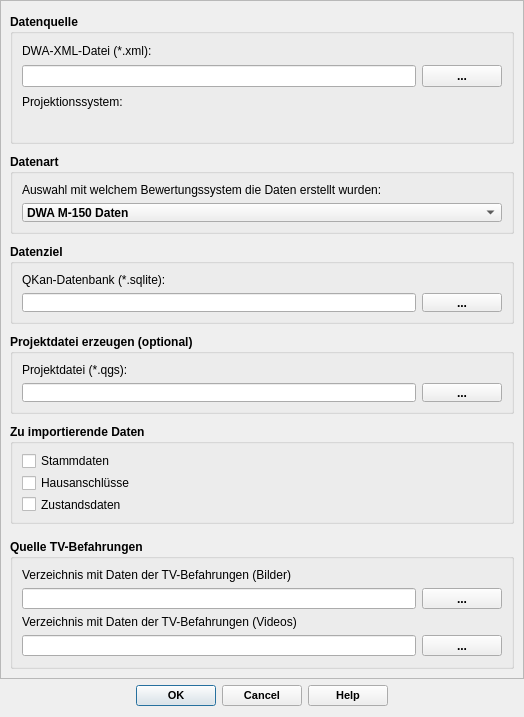
Qt form qkan/m145porter/res/xml_import_dialog_base.ui (SonkeHoffmann/QKan-1) before a commit.
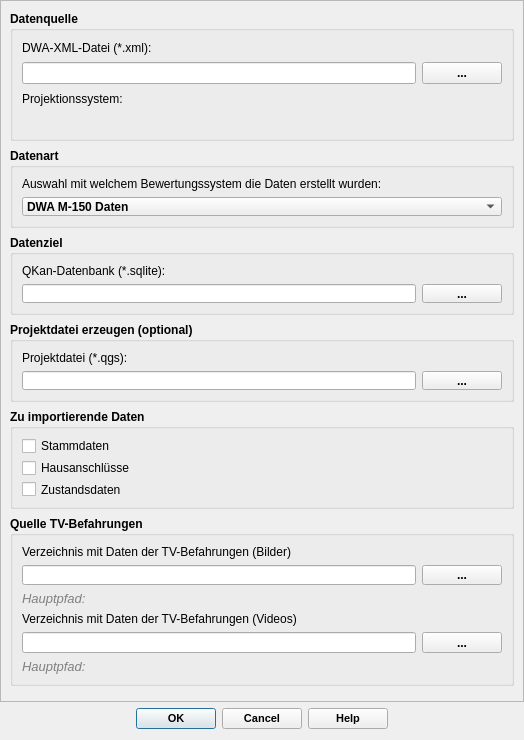
The same form after that commit. Custom widgets are drawn as their Qt base class.

Diff of the .ui file:
```diff
--- a/qkan/m145porter/res/xml_import_dialog_base.ui
+++ b/qkan/m145porter/res/xml_import_dialog_base.ui
@@ -7,7 +7,7 @@
     <x>0</x>
     <y>0</y>
     <width>524</width>
-    <height>717</height>
+    <height>740</height>
    </rect>
   </property>
   <property name="minimumSize">
@@ -55,7 +55,7 @@
         <x>0</x>
         <y>0</y>
         <width>522</width>
-        <height>677</height>
+        <height>700</height>
        </rect>
       </property>
       <layout class="QVBoxLayout" name="verticalLayout_3">
@@ -492,13 +492,13 @@
          <property name="minimumSize">
           <size>
            <width>0</width>
-           <height>130</height>
+           <height>170</height>
           </size>
          </property>
          <property name="maximumSize">
           <size>
            <width>16777215</width>
-           <height>120</height>
+           <height>170</height>
           </size>
          </property>
          <property name="font">
@@ -550,6 +550,7 @@
               <property name="font">
                <font>
                 <family>Tahoma</family>
+                <pointsize>10</pointsize>
                 <weight>50</weight>
                 <bold>false</bold>
                </font>
@@ -574,6 +575,34 @@
             </item>
            </layout>
           </item>
+          <item>
+           <widget class="QLabel" name="lf_rootFotos">
+            <property name="font">
+             <font>
+              <family>Tahoma</family>
+              <pointsize>10</pointsize>
+              <weight>50</weight>
+              <italic>true</italic>
+              <bold>false</bold>
+             </font>
+            </property>
+            <property name="toolTip">
+             <string>&lt;html&gt;&lt;head/&gt;&lt;body&gt;&lt;p&gt;Hauptpfad zu den Verzeichnissen mit allen Fotos. Bearbeitung über QKan-Menü &amp;quot;Optionen&amp;quot;&lt;/p&gt;&lt;/body&gt;&lt;/html&gt;</string>
+            </property>
+            <property name="statusTip">
+             <string>Hauptpfad zu den Verzeichnissen mit allen Fotos. Bearbeitung über QKan-Menü &quot;Optionen&quot;</string>
+            </property>
+            <property name="styleSheet">
+             <string notr="true">color: rgb(128, 128, 128);</string>
+            </property>
+            <property name="text">
+             <string>Hauptpfad: </string>
+            </property>
+            <property name="alignment">
+             <set>Qt::AlignLeading|Qt::AlignLeft|Qt::AlignVCenter</set>
+            </property>
+           </widget>
+          </item>
           <item>
            <widget class="QLabel" name="label_6">
             <property name="font">
@@ -604,6 +633,7 @@
               <property name="font">
                <font>
                 <family>Tahoma</family>
+                <pointsize>10</pointsize>
                 <weight>50</weight>
                 <bold>false</bold>
                </font>
@@ -628,6 +658,34 @@
             </item>
            </layout>
           </item>
+          <item>
+           <widget class="QLabel" name="lf_rootVideos">
+            <property name="font">
+             <font>
+              <family>Tahoma</family>
+              <pointsize>10</pointsize>
+              <weight>50</weight>
+              <italic>true</italic>
+              <bold>false</bold>
+             </font>
+            </property>
+            <property name="toolTip">
+             <string>&lt;html&gt;&lt;head/&gt;&lt;body&gt;&lt;p&gt;Hauptpfad zu den Verzeichnissen mit allen Fotos. Bearbeitung über QKan-Menü &amp;quot;Optionen&amp;quot;&lt;/p&gt;&lt;/body&gt;&lt;/html&gt;</string>
+            </property>
+            <property name="statusTip">
+             <string>Hauptpfad zu den Verzeichnissen mit allen Fotos. Bearbeitung über QKan-Menü &quot;Optionen&quot;</string>
+            </property>
+            <property name="styleSheet">
+             <string notr="true">color: rgb(128, 128, 128);</string>
+            </property>
+            <property name="text">
+             <string>Hauptpfad: </string>
+            </property>
+            <property name="alignment">
+             <set>Qt::AlignLeading|Qt::AlignLeft|Qt::AlignVCenter</set>
+            </property>
+           </widget>
+          </item>
          </layout>
         </widget>
        </item>
```
Left out of the diff: 20 changed lines with no effect on the pictures.
